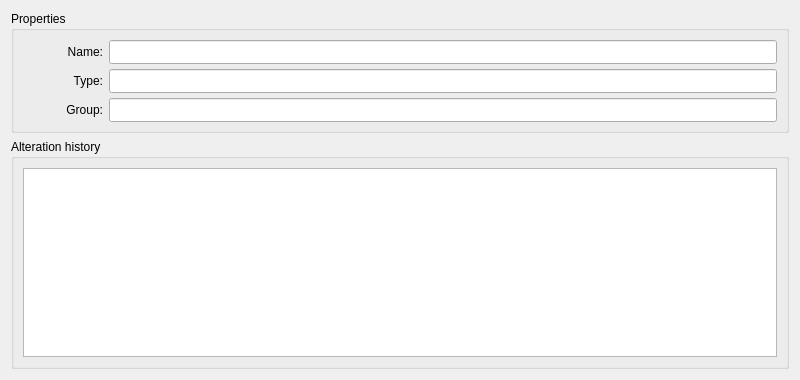
Above: ddocclient/kksgui/ui/attr_history.ui from YuriyRusinov/reper before the change. Below: the same form after it.
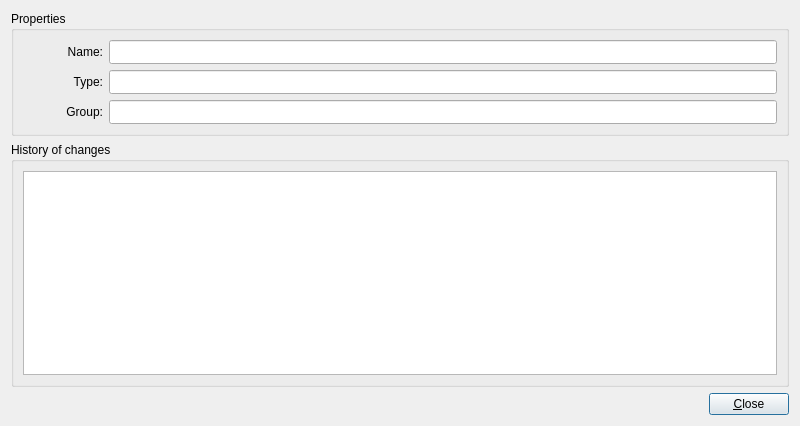
That is the form after the change. Icons and pictures are not drawn.

Commit message: Sorting history of values.

Diff of the .ui file:
```diff
--- a/ddocclient/kksgui/ui/attr_history.ui
+++ b/ddocclient/kksgui/ui/attr_history.ui
@@ -7,7 +7,7 @@
     <x>0</x>
     <y>0</y>
     <width>800</width>
-    <height>380</height>
+    <height>426</height>
    </rect>
   </property>
   <property name="minimumSize">
@@ -23,8 +23,8 @@
    <iconset resource="../../ddocs_ico/ddocs_icon_set.qrc">
     <normaloff>:/ddoc/show_search_queries.png</normaloff>:/ddoc/show_search_queries.png</iconset>
   </property>
-  <layout class="QVBoxLayout" name="verticalLayout">
-   <item>
+  <layout class="QGridLayout" name="gridLay_attr_hist">
+   <item row="0" column="0" colspan="2">
     <widget class="QGroupBox" name="Properties">
      <property name="sizePolicy">
       <sizepolicy hsizetype="Preferred" vsizetype="Fixed">
@@ -144,7 +144,7 @@
      </layout>
     </widget>
    </item>
-   <item>
+   <item row="1" column="0" colspan="2">
     <widget class="QGroupBox" name="AltHistory">
      <property name="sizePolicy">
       <sizepolicy hsizetype="Preferred" vsizetype="Preferred">
@@ -159,10 +159,10 @@
       </size>
      </property>
      <property name="title">
-      <string>Alteration history</string>
+      <string>History of changes</string>
      </property>
      <layout class="QGridLayout" name="gridLayout">
-      <item row="1" column="0">
+      <item row="0" column="0">
        <widget class="QTreeView" name="tabHistory">
         <property name="sizePolicy">
          <sizepolicy hsizetype="Preferred" vsizetype="Preferred">
@@ -175,6 +175,26 @@
      </layout>
     </widget>
    </item>
+   <item row="2" column="0">
+    <spacer name="horizontalSpacer">
+     <property name="orientation">
+      <enum>Qt::Horizontal</enum>
+     </property>
+     <property name="sizeHint" stdset="0">
+      <size>
+       <width>721</width>
+       <height>20</height>
+      </size>
+     </property>
+    </spacer>
+   </item>
+   <item row="2" column="1">
+    <widget class="QPushButton" name="pbClose">
+     <property name="text">
+      <string>&amp;Close</string>
+     </property>
+    </widget>
+   </item>
   </layout>
  </widget>
  <resources>
```
Left out of the diff: 2 changed lines with no effect on the pictures. The commit also changes 4 other files.
